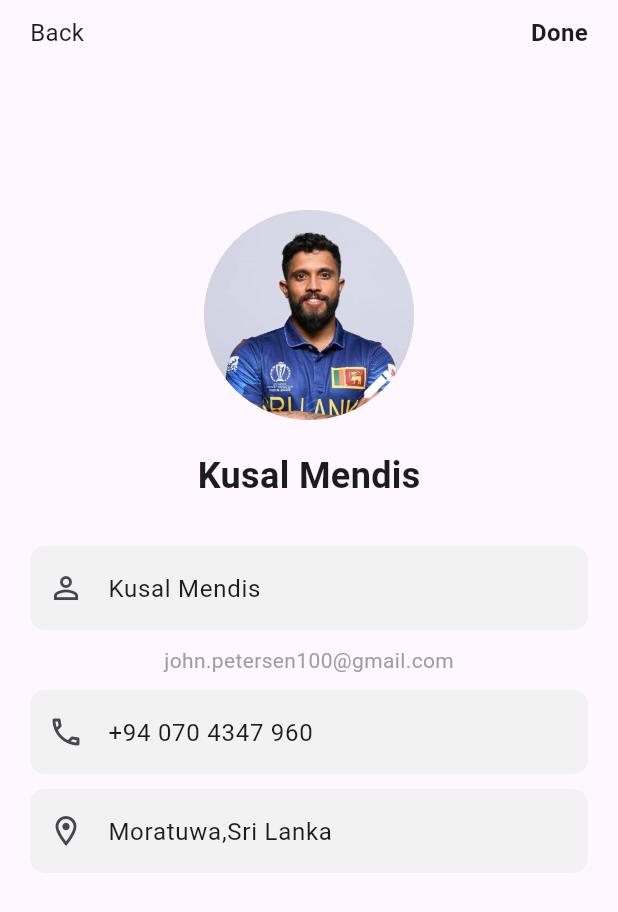
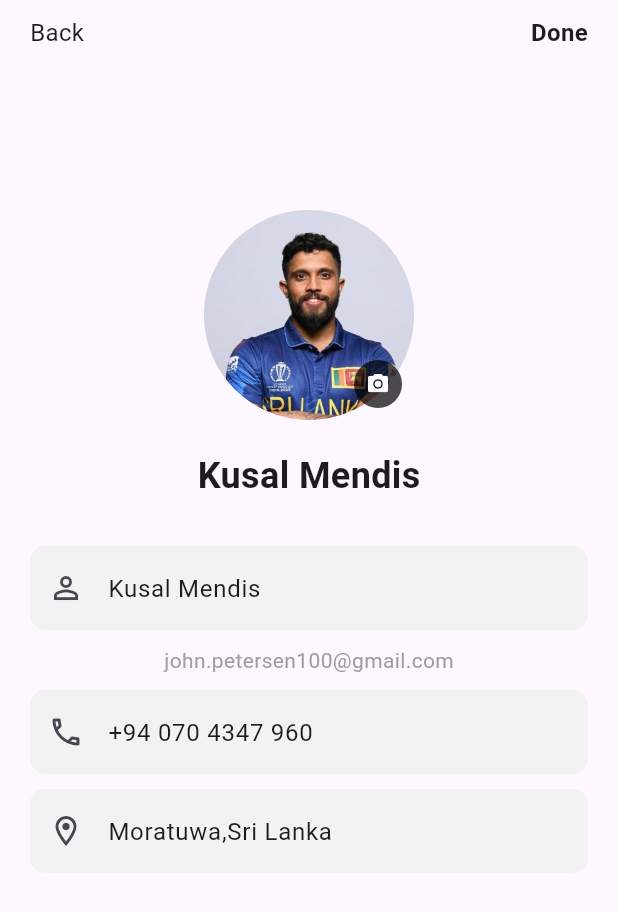
Before and after one commit to Woofy2001/ProjectBluePrint, a Flutter app: the screen it shows after launch, after a tap on "Edit", on a phone screen of 412 x 824 dp. Shown: the top 912 px of the screen. Run offline on Flutter 3.47's test engine with Material 3 defaults, Android fonts, the phone set to English and light mode, and no system bars; our stand-ins replace image_picker; Roboto replaces fonts that are missing (Poppins).

Commit message:
fixed the icon to change the profile picture

```diff
--- a/blueprint_userprofile/lib/screens/profile_edit.dart
+++ b/blueprint_userprofile/lib/screens/profile_edit.dart
@@ -121,6 +121,7 @@ class _ProfileEditState extends State<ProfileEdit> {
                 key: _formKey,
                 child: Column(
                   children: [
+                    //Profile edit icon
                     Stack(
                       alignment: Alignment.bottomRight,
                       children: [
@@ -132,12 +133,32 @@ class _ProfileEditState extends State<ProfileEdit> {
                                       as ImageProvider
                                   : FileImage(File(_profileImage!.path)),
                         ),
-                        IconButton(
-                          icon: const Icon(Icons.edit, color: Colors.white),
-                          onPressed: _showBottomSheet,
+                        Positioned(
+                          bottom: 8,
+                          right: 8,
+                          child: Container(
+                            width: 32,
+                            height: 32,
+                            decoration: BoxDecoration(
+                              color: Colors.black.withOpacity(0.7),
+                              shape: BoxShape.circle,
+                            ),
+                            child: IconButton(
+                              icon: const Icon(
+                                Icons.camera_alt,
+                                size: 16,
+                                color: Colors.white,
+                              ),
+                              onPressed: _showBottomSheet,
+                              tooltip: 'Change Profile Picture',
+                              padding: EdgeInsets.zero,
+                              splashRadius: 20,
+                            ),
+                          ),
                         ),
                       ],
                     ),
+
                     const SizedBox(height: 20),
                     Text(
                       widget.user.name,
@@ -148,7 +169,7 @@ class _ProfileEditState extends State<ProfileEdit> {
                     ),
                     const SizedBox(height: 30),
 
-                    // Name Field
+                    // Username
                     TextFormField(
                       controller: nameController,
                       decoration: _fieldDecoration(
@@ -160,14 +181,14 @@ class _ProfileEditState extends State<ProfileEdit> {
                     ),
                     const SizedBox(height: 10),
 
-                    // Email (readonly)
+                    // Email (read-only)
                     Text(
                       widget.user.email,
                       style: const TextStyle(color: Colors.grey),
                     ),
                     const SizedBox(height: 10),
 
-                    // Phone Field
+                    // Phone number
                     TextFormField(
                       controller: phoneController,
                       decoration: _fieldDecoration(
@@ -178,7 +199,7 @@ class _ProfileEditState extends State<ProfileEdit> {
                     ),
                     const SizedBox(height: 10),
 
-                    // Address Field
+                    // Address
                     TextFormField(
                       controller: addressController,
                       decoration: _fieldDecoration(
@@ -192,7 +213,7 @@ class _ProfileEditState extends State<ProfileEdit> {
               ),
             ),
 
-            // Top bar
+            // Top bar with "Back" and "Done"
             Padding(
               padding: const EdgeInsets.symmetric(horizontal: 20, vertical: 10),
               child: Row(
```
